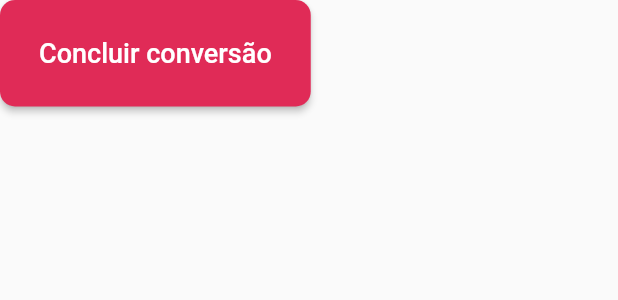
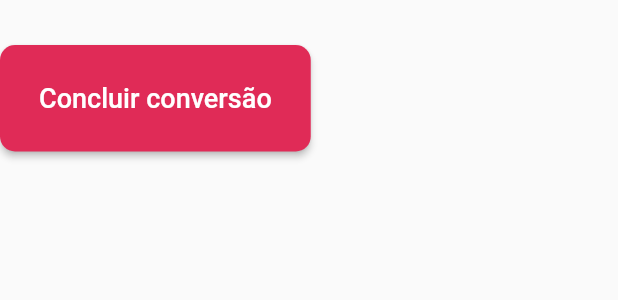
Before and after one commit to julialuciani/crypto_currency, a Flutter app: the ButtonRevisionScreen widget shown alone on an empty page, opened directly, on a phone screen of 412 x 824 dp. Shown: the top 300 px of the screen. Run offline on Flutter 3.47's test engine with Material 2 defaults, Android fonts, the phone set to English and light mode, and no system bars; our stand-ins replace auto_size_text, dio, fl_chart, hooks_riverpod, loading_animation_widget; network calls fail.

Commit message:
refactor: making some adjusts

```diff
--- a/lib/revision/widgets/body_revision_screen.dart
+++ b/lib/revision/widgets/body_revision_screen.dart
@@ -22,19 +22,19 @@ class BodyRevision extends StatelessWidget {
   @override
   Widget build(BuildContext context) {
     return SingleChildScrollView(
-      padding: const EdgeInsets.symmetric(horizontal: 20),
+      padding: const EdgeInsets.all(20),
       child: Column(
         crossAxisAlignment: CrossAxisAlignment.stretch,
         children: [
           const UserTextRevision(),
-          SizedBox(height: MediaQuery.of(context).size.height * 0.3),
+          SizedBox(height: MediaQuery.of(context).size.height * 0.35),
           ColumnRevisionInfo(
             convertQuantity: convertQuantity,
             cryptoConvert: cryptoConvert,
             receiveQuantity: receiveQuantity,
             cryptoReceive: cryptoReceive,
           ),
-          const SizedBox(height: 20),
+          const SizedBox(height: 10),
           const ButtonRevisionScreen(),
         ],
       ),
--- a/lib/revision/widgets/button_revision_screen.dart
+++ b/lib/revision/widgets/button_revision_screen.dart
@@ -8,7 +8,9 @@ class ButtonRevisionScreen extends StatelessWidget {
 
   @override
   Widget build(BuildContext context) {
-    return MaterialButton(
+    return Padding(
+      padding: const EdgeInsets.only(top: 30, bottom: 5),
+      child: MaterialButton(
         shape: RoundedRectangleBorder(
           borderRadius: BorderRadius.circular(10),
         ),
@@ -26,6 +28,7 @@ class ButtonRevisionScreen extends StatelessWidget {
             ),
           ),
         ),
+      ),
     );
   }
 }
```
Also changed, not shown: lib/revision/widgets/user_text_revision.dart (+3 -6 lines), lib/conversion/methods/text_form_field_conversion.dart (deleted). Lines whose indentation alone changed are shown as unchanged.
